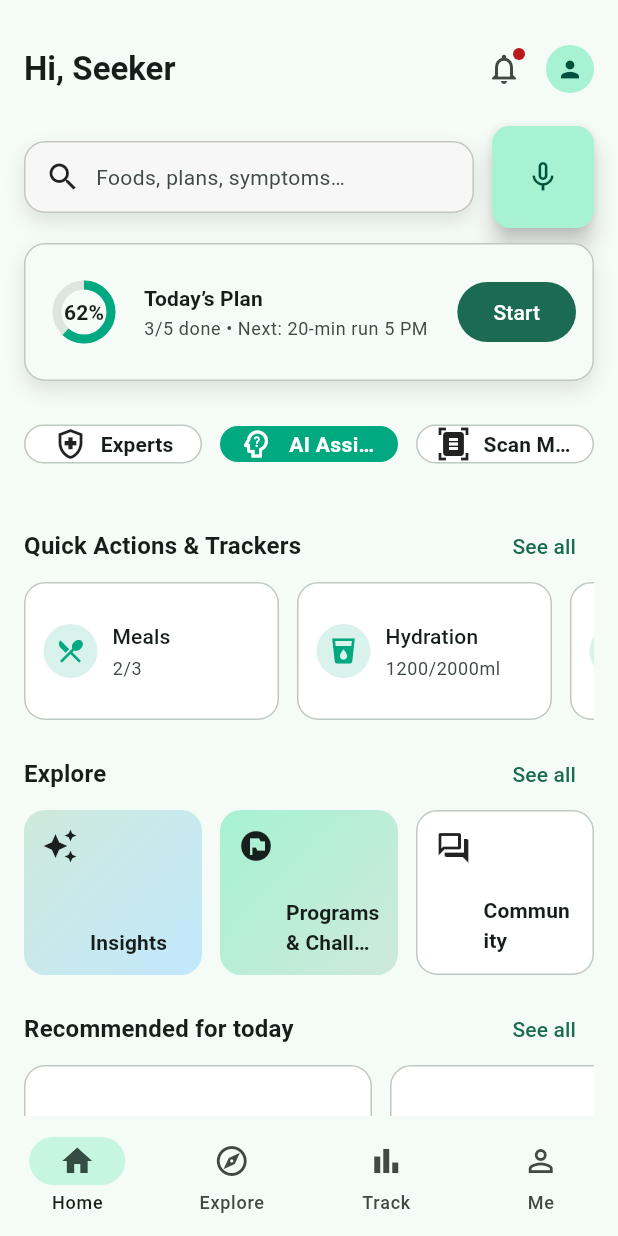
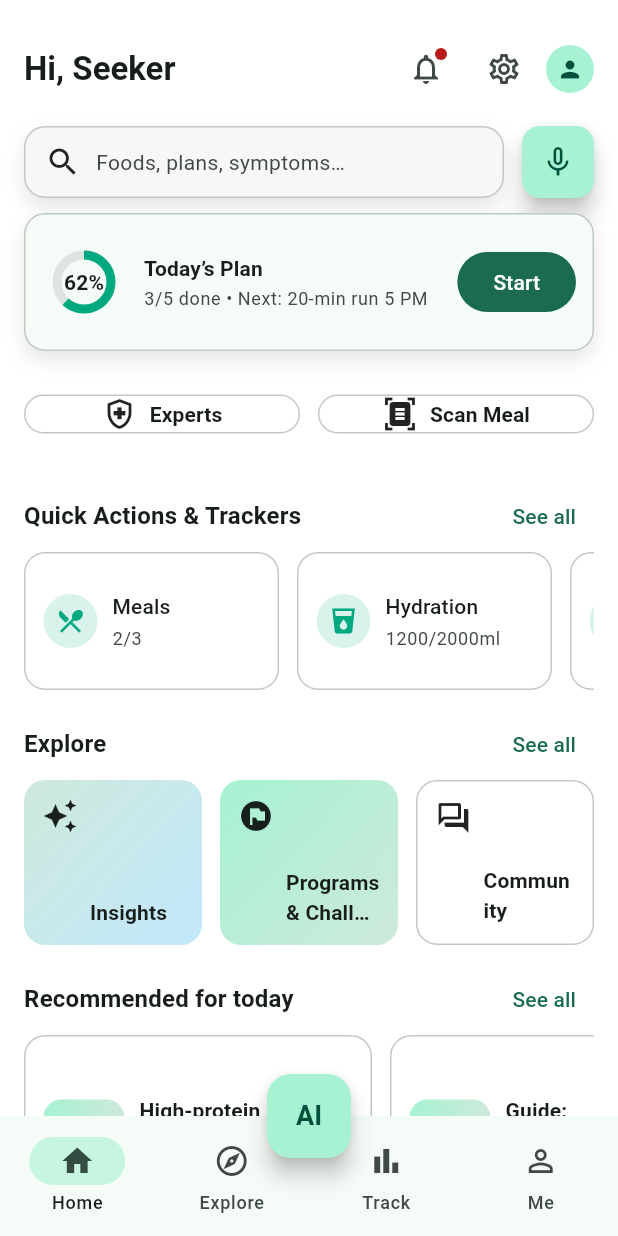
Before and after one commit to ejazhasnaat/eftar_wellness, a Flutter app: the screen it shows after launch, after a tap on "Google", on a phone screen of 412 x 824 dp. Run offline on Flutter 3.47's test engine with Material 3 defaults, Android fonts, the phone set to English and light mode, and no system bars; our stand-ins replace drift, file_picker, flutter_riverpod, go_router, image_picker, riverpod and 1 more; accounts and stored records are empty; generated files the repository leaves out were written again.

Commit message:
Fixed Layout of AI Assistant

```diff
--- a/lib/app/theme/app_theme.dart
+++ b/lib/app/theme/app_theme.dart
@@ -12,6 +12,8 @@ class AppTheme {
         useMaterial3: true,
         colorSchemeSeed: const Color(0xFF00A980),
         brightness: Brightness.dark,
+        scaffoldBackgroundColor: Colors.black,
+        canvasColor: Colors.black,
       );
 
   static ThemeData _light() {
@@ -155,8 +157,8 @@ class AppTheme {
 
       // Reduce default Material surface tinting so our colors feel consistent.
       dividerColor: base.colorScheme.outlineVariant,
-      scaffoldBackgroundColor: base.colorScheme.surface,
-      canvasColor: base.colorScheme.surface,
+      scaffoldBackgroundColor: Colors.white,
+      canvasColor: Colors.white,
 
       extensions: <ThemeExtension<dynamic>>[
         AppDecorations(
--- a/lib/features/home/presentation/screens/home_screen.dart
+++ b/lib/features/home/presentation/screens/home_screen.dart
@@ -1,11 +1,13 @@
 import 'package:flutter/material.dart';
 import 'package:flutter_riverpod/flutter_riverpod.dart';
+import 'package:go_router/go_router.dart';
 
 import '../../../../core/constants/feature_flags.dart';
 import '../../../../app/theme/app_theme.dart';
 import '../widgets/assistant_row.dart';
 import '../widgets/trackers_grid.dart';
 import '../widgets/recommendation_scroller.dart';
+import '../widgets/ai_assistant_panel.dart';
 import '../widgets/glass_panel.dart';
 
 class HomeScreen extends ConsumerWidget {
@@ -18,7 +20,6 @@ class HomeScreen extends ConsumerWidget {
     final cs = Theme.of(context).colorScheme;
 
     return Scaffold(
-      backgroundColor: cs.surface,
       body: CustomScrollView(
         slivers: [
           SliverPadding(
@@ -27,7 +28,7 @@ class HomeScreen extends ConsumerWidget {
               children: const [
                 _CompactHeader(height: 60.0, r: _r),
                 SizedBox(height: 8),
-                _SearchRow(height: 68.0, r: _r),
+                _SearchRow(height: 48.0, r: _r),
                 SizedBox(height: 10),
                 _TodayPlanCard(height: 92.0, r: _r),
                 SizedBox(height: 10),
@@ -46,6 +47,16 @@ class HomeScreen extends ConsumerWidget {
           ),
         ],
       ),
+      floatingActionButton: FloatingActionButton(
+        heroTag: '_ai_fab',
+        tooltip: 'AI Assistant',
+        onPressed: () => showAiAssistantPanel(context),
+        child: const Text(
+          'AI',
+          style: TextStyle(fontWeight: FontWeight.w700, fontSize: 18),
+        ),
+      ),
+      floatingActionButtonLocation: FloatingActionButtonLocation.centerDocked,
       bottomNavigationBar: _BottomNav(cs: cs),
     );
   }
@@ -94,6 +105,12 @@ class _CompactHeader extends StatelessWidget {
                 ),
               ],
             ),
+          ),
+          const SizedBox(width: 4),
+          IconButton(
+            tooltip: 'Settings',
+            onPressed: () => context.push('/settings'),
+            icon: const Icon(Icons.settings_outlined),
           ),
           const SizedBox(width: 4),
           InkWell(
--- a/lib/features/home/presentation/widgets/assistant_row.dart
+++ b/lib/features/home/presentation/widgets/assistant_row.dart
@@ -1,9 +1,8 @@
 import 'package:flutter/material.dart';
 
-import '../../../../core/constants/feature_flags.dart';
 import 'glass_panel.dart';
 
-/// Row of assistant related shortcuts: Experts, AI Assistant and Scan Meal.
+/// Row of assistant related shortcuts: Experts and Scan Meal.
 class AssistantRow extends StatelessWidget {
   const AssistantRow({super.key});
 
@@ -52,50 +51,6 @@ class AssistantRow extends StatelessWidget {
                               .textTheme
                               .labelLarge
                               ?.copyWith(fontWeight: FontWeight.w600),
-                        ),
-                      ),
-                    ],
-                  ),
-                ),
-              ),
-            ),
-          ),
-          const SizedBox(width: 12),
-
-          // AI Assistant card
-          Expanded(
-            child: Tooltip(
-              message: 'AI Assistant',
-              child: InkWell(
-                borderRadius: BorderRadius.circular(r),
-                onTap: () => showGlassPanel(
-                  context,
-                  title: 'AI Assistant',
-                  actions: [
-                    const GlassPanelAction(Icons.chat_bubble_outline, 'Chat now'),
-                    const GlassPanelAction(Icons.checklist_rtl, 'Plan my day'),
-                    const GlassPanelAction(Icons.tips_and_updates_outlined, 'Personalized tips'),
-                    if (FeatureFlags.aiAssistantVoice)
-                      const GlassPanelAction(Icons.record_voice_over, 'Voice assistant'),
-                  ],
-                ),
-                child: Container(
-                  decoration: BoxDecoration(
-                    color: const Color(0xFF00A980),
-                    borderRadius: BorderRadius.circular(r),
-                  ),
-                  padding: const EdgeInsets.symmetric(horizontal: 12),
-                  child: Row(
-                    mainAxisAlignment: MainAxisAlignment.center,
-                    children: const [
-                      Icon(Icons.psychology_alt_outlined, color: Colors.white),
-                      SizedBox(width: 10),
-                      Flexible(
-                        child: Text(
-                          'AI Assistant',
-                          maxLines: 1,
-                          overflow: TextOverflow.ellipsis,
-                          style: TextStyle(fontWeight: FontWeight.w700, color: Colors.white),
                         ),
                       ),
                     ],
```
Also changed, not shown: lib/features/home/presentation/widgets/ai_assistant_panel.dart (added, +194 -0 lines), lib/features/settings/presentation/screens/settings_screen.dart (+11 -7 lines).
